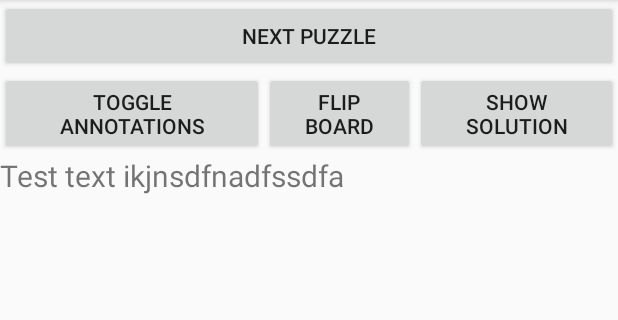
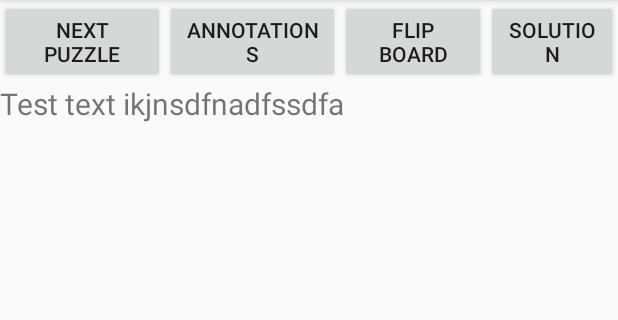
Before and after one commit to gdimitris/ChessPuzzlerAndroid, an Android app: the layout buttons_fragment_layout.xml on its own in the app's theme, with its tools: preview values and no code run, on a phone screen of 412 x 824 dp, the part 84-404 px from its top. Run offline under Robolectric (Android 15) with nearby library versions, the phone set to English and light mode, and no system bars.

```diff
--- a/app/src/main/AndroidManifest.xml
+++ b/app/src/main/AndroidManifest.xml
@@ -17,7 +17,7 @@
         <activity
             android:name="dimitris.android.app.MainActivity"
             android:label="@string/app_name"
-            android:screenOrientation="portrait">
+            android:screenOrientation="sensorPortrait">
             <intent-filter>
                 <action android:name="android.intent.action.MAIN" />
                 <category android:name="android.intent.category.LAUNCHER" />
--- a/app/src/main/java/dimitris/android/app/MainActivity.java
+++ b/app/src/main/java/dimitris/android/app/MainActivity.java
@@ -28,7 +28,6 @@ public class MainActivity extends Activity implements PuzzleGameEventsListener,
         getWindow().requestFeature(Window.FEATURE_ACTION_BAR);
         getActionBar().hide();
         setContentView(R.layout.board_layout);
-
         this.puzzleProvider = new TemporaryPuzzleProvider();
         this.game = new Game(puzzleProvider);
         game.registerGameEventsListener(this);
--- a/app/src/main/java/dimitris/android/app/PuzzleComponentsFragment.java
+++ b/app/src/main/java/dimitris/android/app/PuzzleComponentsFragment.java
@@ -12,6 +12,7 @@ import android.view.LayoutInflater;
 import android.view.View;
 import android.view.ViewGroup;
 import android.widget.Button;
+import android.widget.LinearLayout;
 import android.widget.TextView;
 import android.widget.Toast;
 
@@ -46,7 +47,6 @@ public class PuzzleComponentsFragment extends Fragment implements View.OnClickLi
     @Override
     public View onCreateView(LayoutInflater inflater, ViewGroup container, Bundle savedInstanceState) {
         View view = inflater.inflate(R.layout.buttons_fragment_layout,container,false);
-
         initializeComponents(view);
         setListenersForButtons();
         initialise();
--- a/app/src/main/res/layout/buttons_fragment_layout.xml
+++ b/app/src/main/res/layout/buttons_fragment_layout.xml
@@ -17,18 +17,10 @@
             android:layout_gravity="center_horizontal"
             android:layout_weight="1" />
 
-    </LinearLayout>
-
-
-    <LinearLayout
-        android:layout_width="match_parent"
-        android:layout_height="match_parent"
-        android:orientation = "horizontal">
-
         <Button
             android:layout_width="wrap_content"
             android:layout_height="match_parent"
-            android:text="Toggle Annotations"
+            android:text="Annotations"
             android:id="@+id/toggleAnnotations"
             android:layout_gravity="center_horizontal"
             android:layout_weight="1"/>
@@ -44,7 +36,7 @@
         <Button
             android:layout_width="wrap_content"
             android:layout_height="match_parent"
-            android:text="Show Solution"
+            android:text="Solution"
             android:layout_gravity="center_horizontal"
             android:layout_weight="1"
             android:id="@+id/showSolution"/>
```
Also changed, not shown: app/build.gradle (+4 -3 lines), app/src/main/java/dimitris/android/app/BoardFragment.java (+12 -0 lines), app/src/main/res/layout-land/board_layout.xml (deleted, +0 -26 lines), app/src/main/res/layout/board_fragment_layout.xml (+11 -6 lines), 1 other file.
